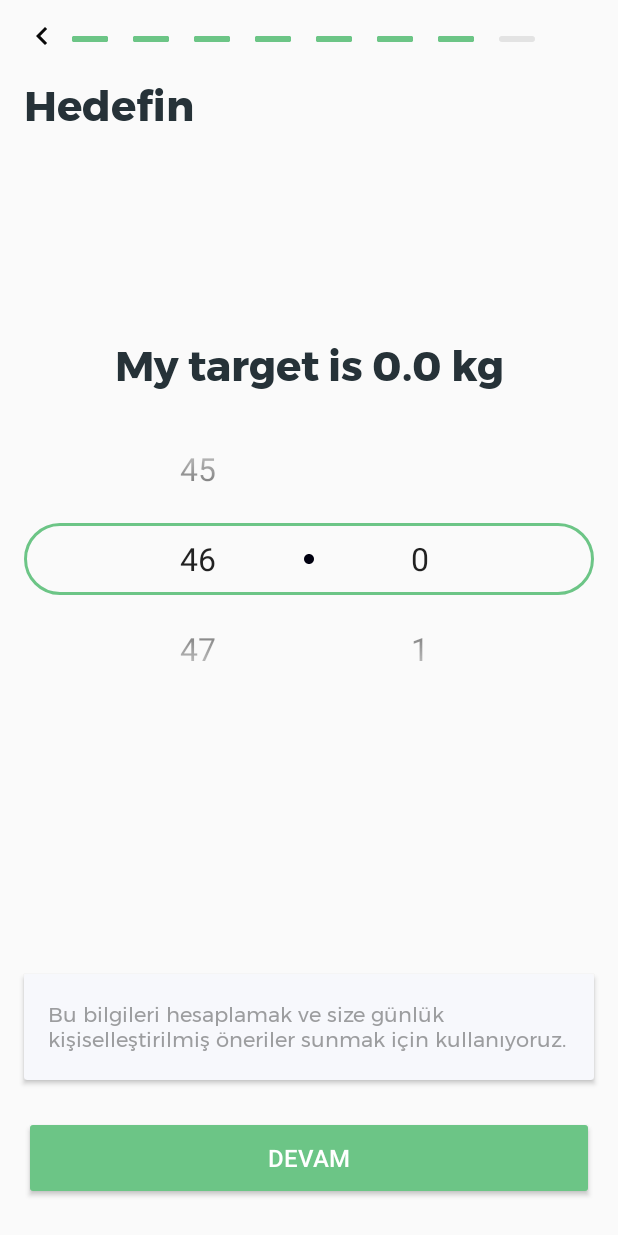
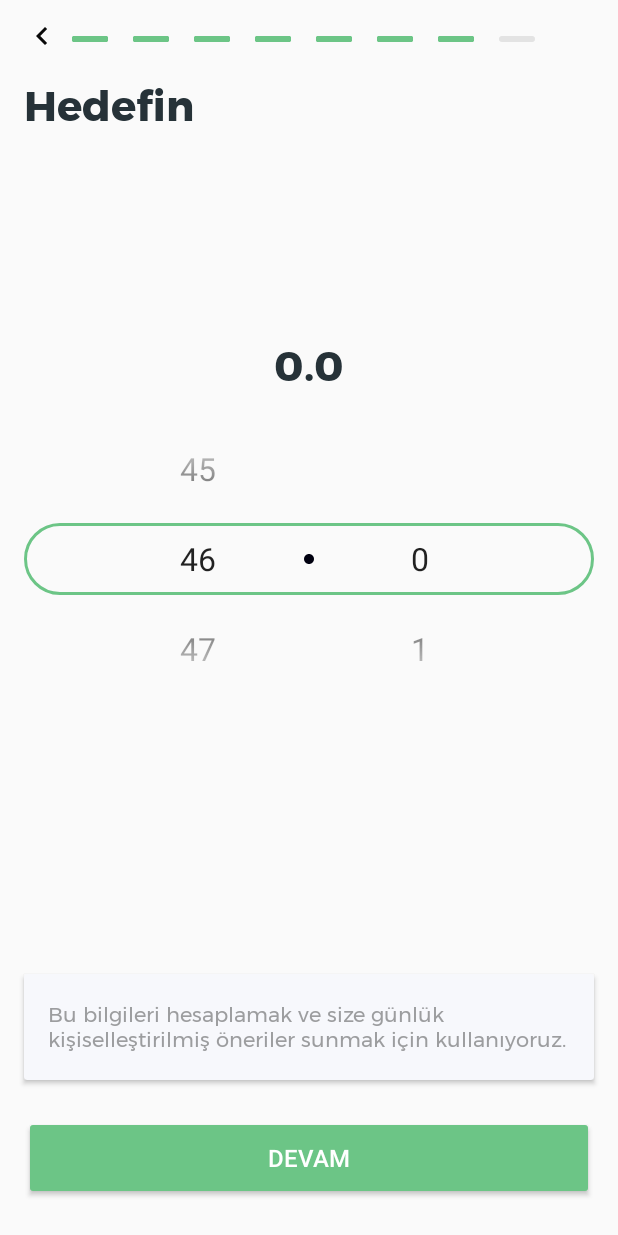
Before and after one commit to doganzekiye/PersonalDietAssistant, an Android app: the TargetFragment screen opened through its navigation route, on a phone screen of 412 x 824 dp. Run offline under Robolectric (Android 15) with nearby library versions, the phone set to English and light mode, and no system bars; our stand-ins replace Room's generated code, data binding; 1 statement that could not run was skipped.

Commit message:
Not a change accept usage of viewModel on texts.

```diff
--- a/app/src/main/res/layout/fragment_name.xml
+++ b/app/src/main/res/layout/fragment_name.xml
@@ -50,7 +50,7 @@
                 android:layout_marginHorizontal="@dimen/dp16"
                 android:background="@drawable/custom_gray_rounded_corners"
                 android:hint="@string/info_name_et"
-                android:text="@{viewModel.user.name}"
+                android:text="@{viewModel.mUser.name}"
                 android:paddingStart="@dimen/dp24"
                 app:layout_constraintBottom_toTopOf="@+id/include"
                 app:layout_constraintEnd_toEndOf="parent"
--- a/app/src/main/res/layout/fragment_target.xml
+++ b/app/src/main/res/layout/fragment_target.xml
@@ -38,7 +38,7 @@
             android:layout_height="wrap_content"
             android:layout_marginHorizontal="@dimen/dp16"
             android:layout_marginTop="@dimen/dp128"
-            android:text="@{viewModel.userTargetText}"
+            android:text="@{viewModel.user.targetWeight +``}"
             android:gravity="center"
             app:layout_constraintEnd_toEndOf="parent"
             app:layout_constraintStart_toStartOf="parent"
```
